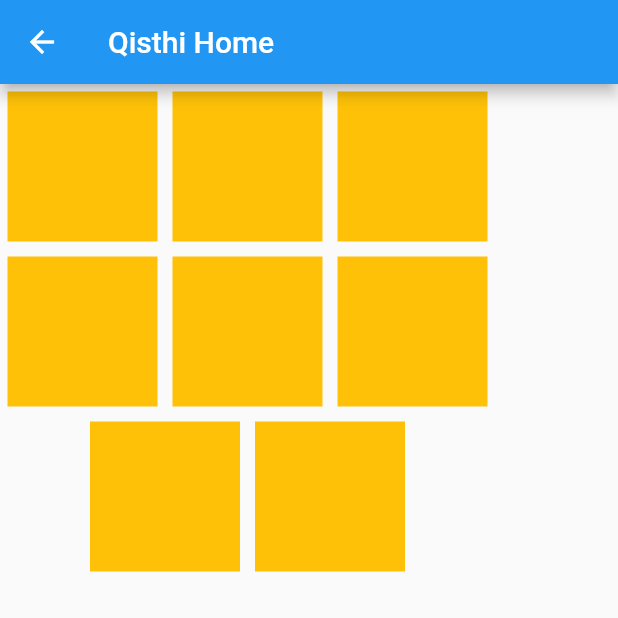
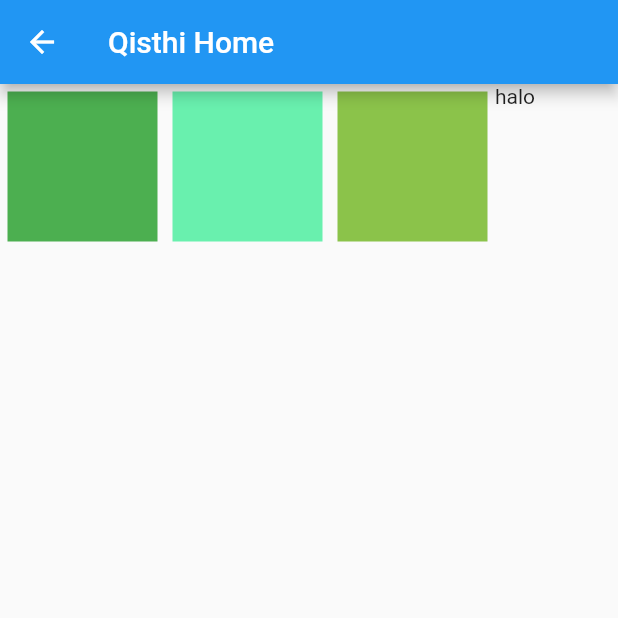
Before and after one commit to NostraCode-Training/nostra_training1, a Flutter app: the QisthiPage screen opened directly, on a phone screen of 412 x 824 dp, the top half of it. Run offline on Flutter 3.47's test engine with Material 2 defaults, Android fonts, the light colour scheme and no system bars.

Commit message:
refactoring color

```diff
--- a/lib/pages/qisthi/qisthi_page.dart
+++ b/lib/pages/qisthi/qisthi_page.dart
@@ -9,59 +9,34 @@ class QisthiPage extends StatelessWidget {
       appBar: AppBar(
         title: const Text('Qisthi Home'),
       ),
-      body: Wrap(
+      body: const Wrap(
         alignment: WrapAlignment.center,
         children: [
-          Container(
-            margin: const EdgeInsets.all(5),
-            width: 100,
-            height: 100,
-            color: Colors.amber,
-          ),
-          Container(
-            margin: const EdgeInsets.all(5),
-            width: 100,
-            height: 100,
-            color: Colors.amber,
-          ),
-          Container(
-            margin: const EdgeInsets.all(5),
-            width: 100,
-            height: 100,
-            color: Colors.amber,
-          ),
-          Container(
-            margin: const EdgeInsets.all(5),
-            width: 100,
-            height: 100,
-            color: Colors.amber,
-          ),
-          Container(
-            margin: const EdgeInsets.all(5),
-            width: 100,
-            height: 100,
-            color: Colors.amber,
-          ),
-          Container(
-            margin: const EdgeInsets.all(5),
-            width: 100,
-            height: 100,
-            color: Colors.amber,
-          ),
-          Container(
-            margin: const EdgeInsets.all(5),
-            width: 100,
-            height: 100,
-            color: Colors.amber,
-          ),
-          Container(
-            margin: const EdgeInsets.all(5),
-            width: 100,
-            height: 100,
-            color: Colors.amber,
-          ),
+          MyContainer(Colors.green),
+          MyContainer(Colors.greenAccent),
+          MyContainer(Colors.lightGreen),
+          Text('halo')
         ],
       ),
     );
   }
 }
+
+class MyContainer extends StatelessWidget {
+  final Color warna;
+
+  const MyContainer(
+    this.warna, {
+    super.key,
+  });
+
+  @override
+  Widget build(BuildContext context) {
+    return Container(
+      margin: const EdgeInsets.all(5),
+      width: 100,
+      height: 100,
+      color: warna,
+    );
+  }
+}
```
